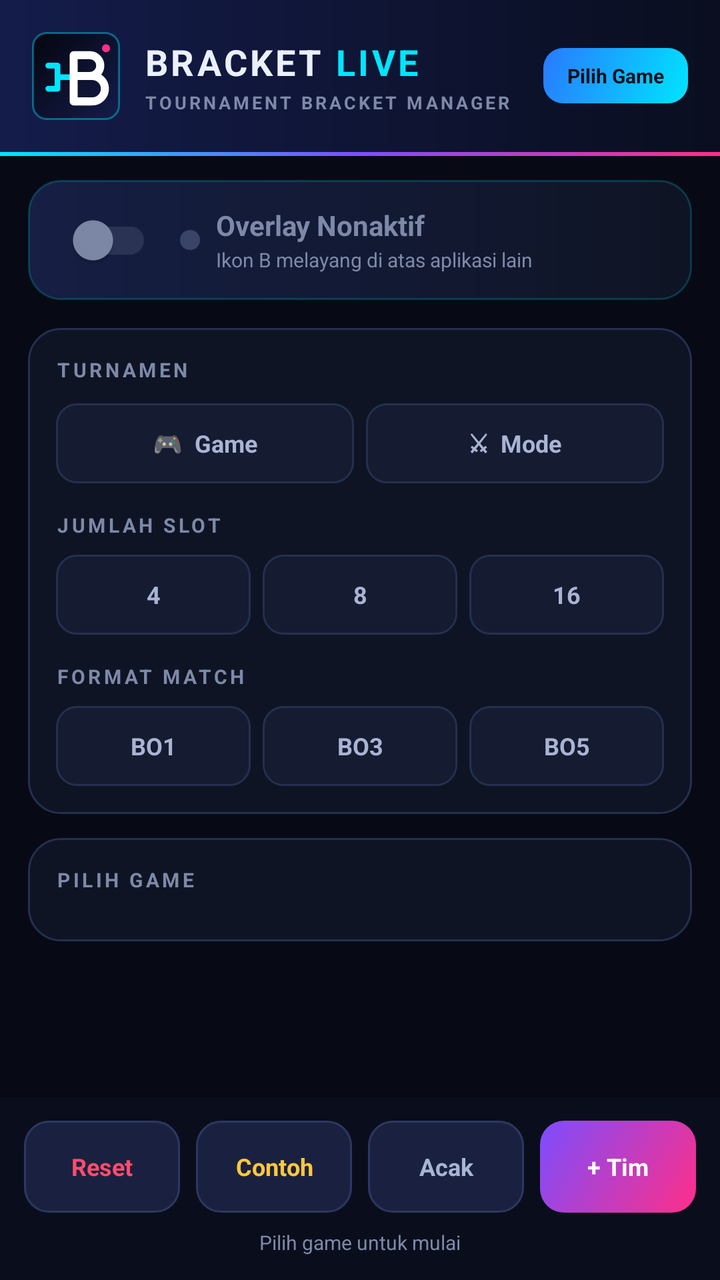
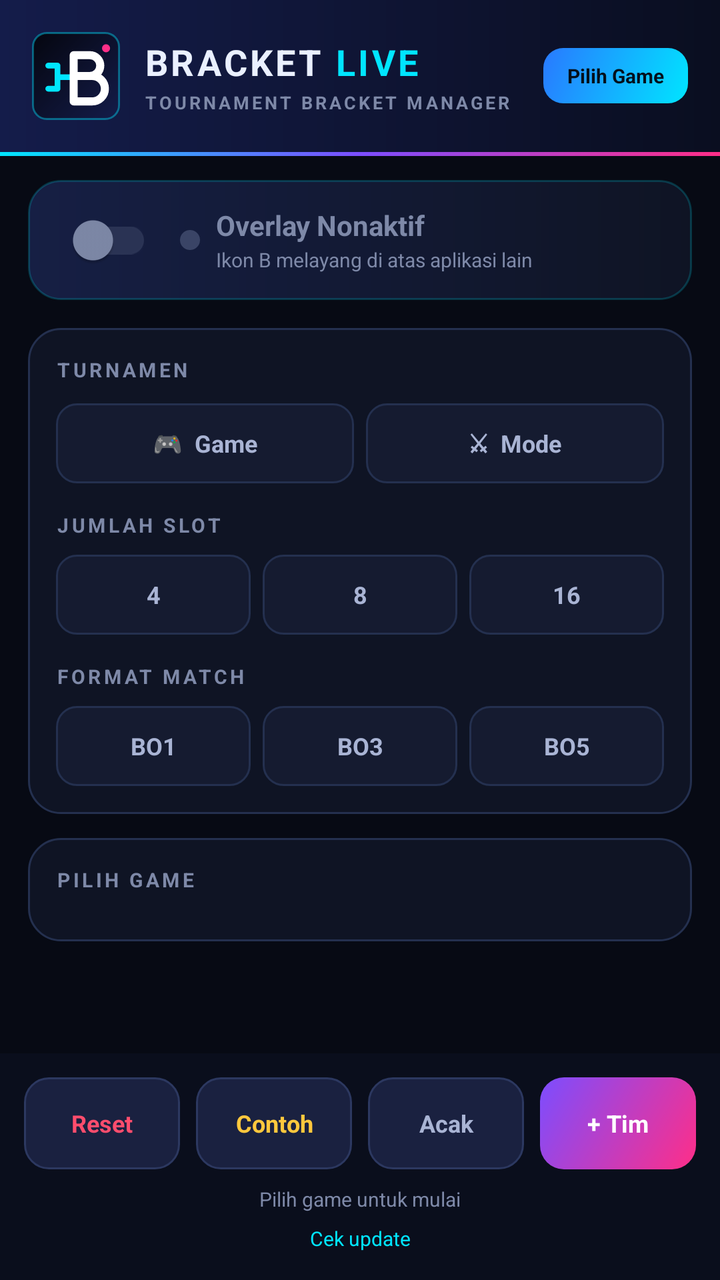

Screens rendered from an Android XML layout before and after an edit, with the pre-edit source and the edit as a unified diff.
<!-- AndroidManifest.xml: application theme Theme.BracketLive -->
<!-- res/layout/activity_main.xml -->
<?xml version="1.0" encoding="utf-8"?>
<LinearLayout xmlns:android="http://schemas.android.com/apk/res/android"
    xmlns:app="http://schemas.android.com/apk/res-auto"
    android:layout_width="match_parent"
    android:layout_height="match_parent"
    android:orientation="vertical"
    android:background="@color/bg">

    
    <LinearLayout
        android:layout_width="match_parent"
        android:layout_height="wrap_content"
        android:orientation="horizontal"
        android:gravity="center_vertical"
        android:padding="16dp"
        android:background="@drawable/bg_header">

        <ImageView
            android:layout_width="44dp"
            android:layout_height="44dp"
            android:src="@drawable/ic_logo"
            android:contentDescription="Bracket Live" />

        <LinearLayout
            android:layout_width="0dp"
            android:layout_height="wrap_content"
            android:layout_weight="1"
            android:layout_marginStart="12dp"
            android:orientation="vertical">

            <LinearLayout
                android:layout_width="wrap_content"
                android:layout_height="wrap_content"
                android:orientation="horizontal"
                android:gravity="center_vertical">

                <TextView
                    android:layout_width="wrap_content"
                    android:layout_height="wrap_content"
                    android:text="BRACKET"
                    android:textColor="@color/text"
                    android:textSize="18sp"
                    android:textStyle="bold"
                    android:letterSpacing="0.08" />

                <TextView
                    android:layout_width="wrap_content"
                    android:layout_height="wrap_content"
                    android:layout_marginStart="6dp"
                    android:text="LIVE"
                    android:textColor="@color/cyan"
                    android:textSize="18sp"
                    android:textStyle="bold"
                    android:letterSpacing="0.08" />

            </LinearLayout>

            <TextView
                android:layout_width="wrap_content"
                android:layout_height="wrap_content"
                android:layout_marginTop="2dp"
                android:text="TOURNAMENT BRACKET MANAGER"
                android:textColor="@color/muted"
                android:textSize="9sp"
                android:textStyle="bold"
                android:letterSpacing="0.15" />
        </LinearLayout>

        <TextView
            android:id="@+id/tvGameTag"
            android:layout_width="wrap_content"
            android:layout_height="wrap_content"
            android:paddingStart="12dp"
            android:paddingEnd="12dp"
            android:paddingTop="7dp"
            android:paddingBottom="7dp"
            android:text="Pilih Game"
            android:textColor="@color/on_accent"
            android:textSize="10sp"
            android:textStyle="bold"
            android:background="@drawable/bg_chip_active" />
    </LinearLayout>

    <View
        android:layout_width="match_parent"
        android:layout_height="2dp"
        android:background="@drawable/bg_neon_line" />

    
    <LinearLayout
        android:layout_width="match_parent"
        android:layout_height="wrap_content"
        android:layout_marginStart="14dp"
        android:layout_marginEnd="14dp"
        android:layout_marginTop="12dp"
        android:orientation="horizontal"
        android:gravity="center_vertical"
        android:paddingStart="14dp"
        android:paddingEnd="14dp"
        android:paddingTop="10dp"
        android:paddingBottom="10dp"
        android:background="@drawable/bg_toggle_bar">

        <androidx.appcompat.widget.SwitchCompat
            android:id="@+id/switchOverlay"
            android:layout_width="wrap_content"
            android:layout_height="wrap_content"
            android:minHeight="40dp"
            app:thumbTint="@color/switch_thumb"
            app:trackTint="@color/switch_track" />

        <View
            android:id="@+id/dotOverlay"
            android:layout_width="10dp"
            android:layout_height="10dp"
            android:layout_marginStart="14dp"
            android:background="@drawable/bg_dot_off" />

        <LinearLayout
            android:layout_width="0dp"
            android:layout_height="wrap_content"
            android:layout_weight="1"
            android:layout_marginStart="8dp"
            android:orientation="vertical">

            <TextView
                android:id="@+id/tvOverlayState"
                android:layout_width="wrap_content"
                android:layout_height="wrap_content"
                android:text="Overlay Nonaktif"
                android:textColor="@color/muted"
                android:textSize="14sp"
                android:textStyle="bold" />

            <TextView
                android:layout_width="wrap_content"
                android:layout_height="wrap_content"
                android:layout_marginTop="1dp"
                android:text="Ikon B melayang di atas aplikasi lain"
                android:textColor="@color/muted"
                android:textSize="10sp" />
        </LinearLayout>
    </LinearLayout>

    
    <ScrollView
        android:layout_width="match_parent"
        android:layout_height="0dp"
        android:layout_weight="1"
        android:fillViewport="true">

        <LinearLayout
            android:layout_width="match_parent"
            android:layout_height="wrap_content"
            android:orientation="vertical"
            android:padding="14dp">

            
            <LinearLayout
                android:layout_width="match_parent"
                android:layout_height="wrap_content"
                android:orientation="vertical"
                android:padding="14dp"
                android:background="@drawable/bg_card"
                android:layout_marginBottom="12dp">

                <TextView style="@style/SectionLabel" android:text="TURNAMEN" />

                <LinearLayout
                    android:layout_width="match_parent"
                    android:layout_height="wrap_content"
                    android:layout_marginTop="10dp"
                    android:orientation="horizontal">

                    <TextView android:id="@+id/btnGame" style="@style/SegBtn" android:text="🎮  Game" />
                    <TextView android:id="@+id/btnMode" style="@style/SegBtn" android:text="⚔  Mode" android:layout_marginEnd="0dp" />
                </LinearLayout>

                <TextView
                    style="@style/SectionLabel"
                    android:layout_marginTop="14dp"
                    android:text="JUMLAH SLOT" />

                <LinearLayout
                    android:layout_width="match_parent"
                    android:layout_height="wrap_content"
                    android:layout_marginTop="8dp"
                    android:orientation="horizontal">

                    <TextView android:id="@+id/btnSize4" style="@style/SegBtn" android:text="4" />
                    <TextView android:id="@+id/btnSize8" style="@style/SegBtn" android:text="8" />
                    <TextView android:id="@+id/btnSize16" style="@style/SegBtn" android:text="16" android:layout_marginEnd="0dp" />
                </LinearLayout>

                <TextView
                    style="@style/SectionLabel"
                    android:layout_marginTop="14dp"
                    android:text="FORMAT MATCH" />

                <LinearLayout
                    android:layout_width="match_parent"
                    android:layout_height="wrap_content"
                    android:layout_marginTop="8dp"
                    android:orientation="horizontal">

                    <TextView android:id="@+id/btnBO1" style="@style/SegBtn" android:text="BO1" />
                    <TextView android:id="@+id/btnBO3" style="@style/SegBtn" android:text="BO3" />
                    <TextView android:id="@+id/btnBO5" style="@style/SegBtn" android:text="BO5" android:layout_marginEnd="0dp" />
                </LinearLayout>
            </LinearLayout>

            
            <LinearLayout
                android:id="@+id/panelGame"
                android:layout_width="match_parent"
                android:layout_height="wrap_content"
                android:orientation="vertical"
                android:padding="14dp"
                android:background="@drawable/bg_card"
                android:layout_marginBottom="12dp">

                <TextView
                    style="@style/SectionLabel"
                    android:layout_marginBottom="10dp"
                    android:text="PILIH GAME" />

                <GridLayout
                    android:id="@+id/gridGames"
                    android:layout_width="match_parent"
                    android:layout_height="wrap_content"
                    android:columnCount="2" />
            </LinearLayout>

            
            <LinearLayout
                android:id="@+id/panelMode"
                android:layout_width="match_parent"
                android:layout_height="wrap_content"
                android:orientation="vertical"
                android:padding="14dp"
                android:background="@drawable/bg_card"
                android:visibility="gone"
                android:layout_marginBottom="12dp">

                <TextView
                    style="@style/SectionLabel"
                    android:layout_marginBottom="10dp"
                    android:text="PILIH MODE" />

                <GridLayout
                    android:id="@+id/gridModes"
                    android:layout_width="match_parent"
                    android:layout_height="wrap_content"
                    android:columnCount="2" />
            </LinearLayout>

            
            <LinearLayout
                android:id="@+id/teamList"
                android:layout_width="match_parent"
                android:layout_height="wrap_content"
                android:orientation="vertical"
                android:visibility="gone" />

            
            <HorizontalScrollView
                android:id="@+id/bracketScroll"
                android:layout_width="match_parent"
                android:layout_height="wrap_content"
                android:visibility="gone"
                android:scrollbars="none">

                <LinearLayout
                    android:id="@+id/bracketContainer"
                    android:layout_width="wrap_content"
                    android:layout_height="wrap_content"
                    android:orientation="horizontal"
                    android:paddingBottom="8dp" />
            </HorizontalScrollView>

            
            <LinearLayout
                android:id="@+id/champBox"
                android:layout_width="match_parent"
                android:layout_height="wrap_content"
                android:orientation="vertical"
                android:gravity="center"
                android:padding="20dp"
                android:background="@drawable/bg_champ"
                android:visibility="gone"
                android:layout_marginTop="12dp">

                <TextView
                    style="@style/SectionLabel"
                    android:textColor="@color/gold"
                    android:text="🏆  JUARA" />

                <TextView
                    android:id="@+id/tvChampion"
                    android:layout_width="wrap_content"
                    android:layout_height="wrap_content"
                    android:text="—"
                    android:textColor="#FFFFFF"
                    android:textSize="24sp"
                    android:textStyle="bold"
                    android:layout_marginTop="6dp" />

                <TextView
                    android:id="@+id/btnCert"
                    android:layout_width="wrap_content"
                    android:layout_height="wrap_content"
                    android:layout_marginTop="14dp"
                    android:paddingStart="24dp"
                    android:paddingEnd="24dp"
                    android:paddingTop="12dp"
                    android:paddingBottom="12dp"
                    android:text="Buat Sertifikat"
                    android:textColor="#FFFFFF"
                    android:textStyle="bold"
                    android:textSize="12sp"
                    android:background="@drawable/bg_btn_primary"
                    android:visibility="gone" />
            </LinearLayout>
        </LinearLayout>
    </ScrollView>

    
    <LinearLayout
        android:layout_width="match_parent"
        android:layout_height="wrap_content"
        android:orientation="vertical"
        android:padding="12dp"
        android:background="#0A0E1C">

        <LinearLayout
            android:layout_width="match_parent"
            android:layout_height="wrap_content"
            android:orientation="horizontal">

            <TextView android:id="@+id/btnReset" style="@style/ActionBtn" android:text="Reset" android:background="@drawable/bg_btn_gray" android:textColor="@color/red"/>
            <TextView android:id="@+id/btnFill" style="@style/ActionBtn" android:text="Contoh" android:background="@drawable/bg_btn_gray" android:textColor="@color/gold"/>
            <TextView android:id="@+id/btnShuffle" style="@style/ActionBtn" android:text="Acak" android:background="@drawable/bg_btn_gray" android:textColor="@color/muted_light"/>
            <TextView android:id="@+id/btnAdd" style="@style/ActionBtn" android:text="+ Tim" android:background="@drawable/bg_btn_primary" android:textColor="#FFFFFF" android:layout_marginEnd="0dp"/>
        </LinearLayout>

        <TextView
            android:id="@+id/tvStatus"
            android:layout_width="match_parent"
            android:layout_height="wrap_content"
            android:gravity="center"
            android:text="Pilih game untuk mulai"
            android:textColor="@color/muted"
            android:textSize="10sp"
            android:layout_marginTop="8dp" />
    </LinearLayout>
</LinearLayout>
<!-- resources referenced by this layout -->
<resources>
  <color name="bg">#070A14</color>
  <color name="cyan">#00E5FF</color>
  <color name="gold">#FFC83D</color>
  <color name="muted">#7E89A8</color>
  <color name="muted_light">#A9B4D4</color>
  <color name="on_accent">#04101C</color>
  <color name="red">#FF4D6D</color>
  <color name="text">#EAF0FF</color>
  <!-- drawable bg_btn_gray (drawable) -->
  <?xml version="1.0" encoding="utf-8"?>
  <shape xmlns:android="http://schemas.android.com/apk/res/android" android:shape="rectangle">
      <solid android:color="#1A2140"/>
      <corners android:radius="12dp"/>
      <stroke android:width="1dp" android:color="#2C3860"/>
  </shape>
  <!-- drawable bg_btn_primary (drawable) -->
  <?xml version="1.0" encoding="utf-8"?>
  <shape xmlns:android="http://schemas.android.com/apk/res/android" android:shape="rectangle">
      <gradient android:startColor="#FF2E88" android:endColor="#7C4DFF" android:angle="135"/>
      <corners android:radius="12dp"/>
  </shape>
  <!-- drawable bg_card (drawable) -->
  <?xml version="1.0" encoding="utf-8"?>
  <shape xmlns:android="http://schemas.android.com/apk/res/android" android:shape="rectangle">
      <solid android:color="#0F1424"/>
      <corners android:radius="16dp"/>
      <stroke android:width="1dp" android:color="#24304F"/>
  </shape>
  <!-- drawable bg_champ (drawable) -->
  <?xml version="1.0" encoding="utf-8"?>
  <shape xmlns:android="http://schemas.android.com/apk/res/android" android:shape="rectangle">
      <gradient android:startColor="#33FFC83D" android:endColor="#14FF2E88" android:angle="145"/>
      <corners android:radius="16dp"/>
      <stroke android:width="1dp" android:color="#66FFC83D"/>
  </shape>
  <!-- drawable bg_chip_active (drawable) -->
  <?xml version="1.0" encoding="utf-8"?>
  <shape xmlns:android="http://schemas.android.com/apk/res/android" android:shape="rectangle">
      <gradient android:startColor="#00E5FF" android:endColor="#2979FF" android:angle="135"/>
      <corners android:radius="10dp"/>
  </shape>
  <!-- drawable bg_dot_off (drawable) -->
  <?xml version="1.0" encoding="utf-8"?>
  <shape xmlns:android="http://schemas.android.com/apk/res/android" android:shape="oval">
      <solid android:color="#3A4466"/>
      <size android:width="10dp" android:height="10dp"/>
  </shape>
  <!-- drawable bg_header (drawable) -->
  <?xml version="1.0" encoding="utf-8"?>
  <shape xmlns:android="http://schemas.android.com/apk/res/android" android:shape="rectangle">
      <gradient android:startColor="#141C4A" android:endColor="#0A0E20" android:angle="0"/>
  </shape>
  <!-- drawable bg_neon_line (drawable) -->
  <?xml version="1.0" encoding="utf-8"?>
  <shape xmlns:android="http://schemas.android.com/apk/res/android" android:shape="rectangle">
      <gradient android:startColor="#00E5FF" android:centerColor="#7C4DFF" android:endColor="#FF2E88" android:angle="0"/>
  </shape>
  <!-- drawable bg_toggle_bar (drawable) -->
  <?xml version="1.0" encoding="utf-8"?>
  <shape xmlns:android="http://schemas.android.com/apk/res/android" android:shape="rectangle">
      <gradient android:startColor="#161F44" android:endColor="#0F1424" android:angle="0"/>
      <corners android:radius="16dp"/>
      <stroke android:width="1dp" android:color="#3300E5FF"/>
  </shape>
  <style name="SectionLabel">
          <item name="android:layout_width">wrap_content</item>
          <item name="android:layout_height">wrap_content</item>
          <item name="android:textColor">@color/muted</item>
          <item name="android:textSize">10sp</item>
          <item name="android:textStyle">bold</item>
          <item name="android:letterSpacing">0.15</item>
      </style>
  <!-- drawable bg_chip (drawable) -->
  <?xml version="1.0" encoding="utf-8"?>
  <shape xmlns:android="http://schemas.android.com/apk/res/android" android:shape="rectangle">
      <solid android:color="#151B30"/>
      <corners android:radius="10dp"/>
      <stroke android:width="1dp" android:color="#24304F"/>
  </shape>
  <color name="blue">#2979FF</color>
  <color name="magenta">#FF2E88</color>
  <!-- unchanged entries left out for length: 5 -->
</resources>

<!-- the commit's change to res/layout/activity_main.xml (unified diff, before → after) -->
@@ -352,5 +352,16 @@
             android:textColor="@color/muted"
             android:textSize="10sp"
             android:layout_marginTop="8dp" />
+
+        <TextView
+            android:id="@+id/tvVersion"
+            android:layout_width="match_parent"
+            android:layout_height="wrap_content"
+            android:gravity="center"
+            android:paddingTop="6dp"
+            android:paddingBottom="2dp"
+            android:text="Cek update"
+            android:textColor="@color/cyan"
+            android:textSize="10sp" />
     </LinearLayout>
 </LinearLayout>
